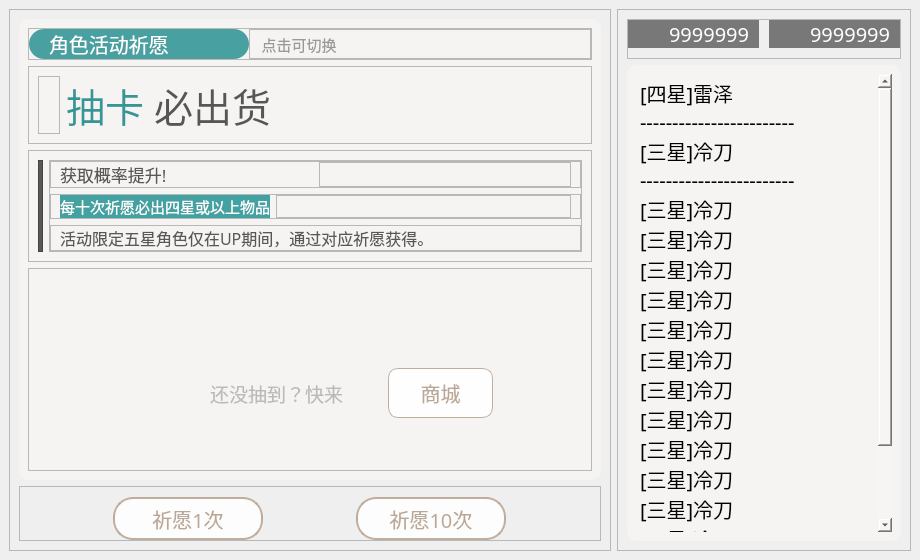
lswlc33/Yuanshen_Lottery_Simulator, file untitled.ui: the form before one commit.
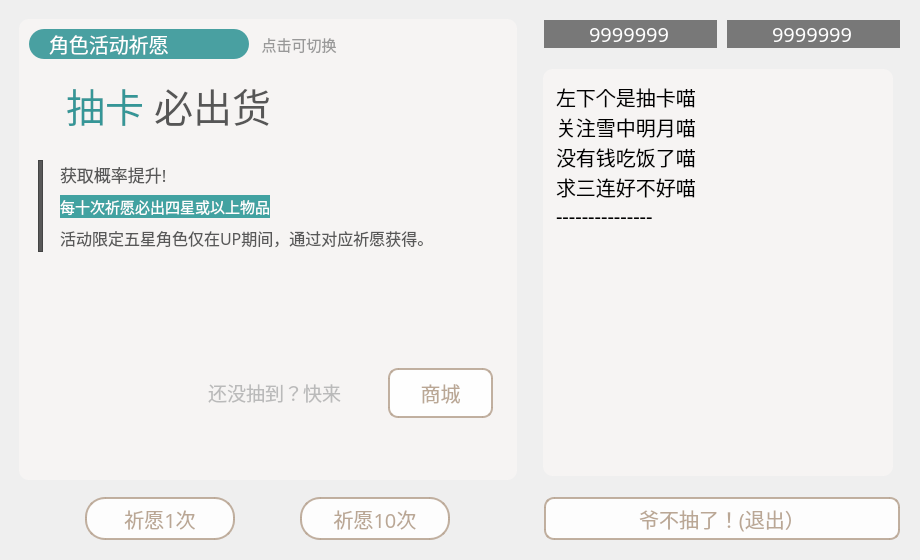
The form after the commit. Icons and pictures are not drawn.

Patch:
```diff
--- a/untitled.ui
+++ b/untitled.ui
@@ -59,6 +59,36 @@
    <property name="styleSheet">
     <string notr="true"/>
    </property>
+   <layout class="QGridLayout" name="gridLayout_2">
+    <property name="leftMargin">
+     <number>0</number>
+    </property>
+    <property name="topMargin">
+     <number>0</number>
+    </property>
+    <property name="rightMargin">
+     <number>0</number>
+    </property>
+    <property name="bottomMargin">
+     <number>0</number>
+    </property>
+    <property name="horizontalSpacing">
+     <number>0</number>
+    </property>
+    <item row="0" column="0">
+     <widget class="QFrame" name="frame_21">
+      <property name="styleSheet">
+       <string notr="true">#frame_21{
+	background-image: url(:/img/res/bg.png);
+	border-radius:20px;
+}</string>
+      </property>
+      <property name="frameShape">
+       <enum>QFrame::StyledPanel</enum>
+      </property>
+      <property name="frameShadow">
+       <enum>QFrame::Raised</enum>
+      </property>
    <layout class="QGridLayout" name="gridLayout">
     <property name="leftMargin">
      <number>0</number>
@@ -84,8 +114,8 @@
        </font>
       </property>
       <property name="styleSheet">
-       <string notr="true">#page_2{
-background-image: url(:/img/res/bg.png);
+          <string notr="true">QWidget{
+	background-color: rgba(255, 255, 255, 0);
 }</string>
       </property>
       <property name="currentIndex">
@@ -548,10 +578,18 @@
                   </font>
                  </property>
                  <property name="styleSheet">
-                  <string notr="true">background-color: rgba(255, 255, 255, 90%);
-color: rgb(186, 167, 149);
-border: 1px solid rgba(186, 167, 149, 90%);
-border-radius:10px;</string>
+                     <string notr="true">QPushButton{ 
+	background-color: rgba(255, 255, 255, 90%);
+	color: rgb(186, 167, 149);	
+	border: 2px solid rgba(186, 167, 149, 90%);
+	border-radius:10px;
+}
+QPushButton:hover{ 
+	background-color: rgb(239, 239, 239);
+}
+QPushButton::pressed{ 
+	background-color: rgb(222, 222, 222);
+}</string>
                  </property>
                  <property name="text">
                   <string>商城</string>
@@ -560,8 +598,8 @@
                 <widget class="QLabel" name="label">
                  <property name="geometry">
                   <rect>
-                   <x>182</x>
-                   <y>111</y>
+                      <x>180</x>
+                      <y>110</y>
                    <width>163</width>
                    <height>28</height>
                   </rect>
@@ -610,6 +648,20 @@
                <pointsize>1</pointsize>
               </font>
              </property>
+                <property name="styleSheet">
+                 <string notr="true">QPushButton{ 
+	background-color: rgba(255, 255, 255, 90%);
+	color: rgb(186, 167, 149);	
+	border: 2px solid rgba(186, 167, 149, 90%);
+	border-radius:20px;
+}
+QPushButton:hover{ 
+	background-color: rgb(239, 239, 239);
+}
+QPushButton::pressed{ 
+	background-color: rgb(222, 222, 222);
+}</string>
+                </property>
              <property name="frameShape">
               <enum>QFrame::StyledPanel</enum>
              </property>
@@ -653,10 +705,7 @@
                  </font>
                 </property>
                 <property name="styleSheet">
-                 <string notr="true">background-color: rgba(255, 255, 255, 90%);
-color: rgb(186, 167, 149);
-border: 2px solid rgba(186, 167, 149, 90%);
-border-radius:20px;</string>
+                    <string notr="true"/>
                 </property>
                 <property name="text">
                  <string>祈愿1次</string>
@@ -684,10 +733,7 @@
                  </font>
                 </property>
                 <property name="styleSheet">
-                 <string notr="true">background-color: rgba(255, 255, 255, 90%);
-color: rgb(186, 167, 149);
-border: 2px solid rgba(186, 167, 149, 90%);
-border-radius:20px;</string>
+                    <string notr="true"/>
                 </property>
                 <property name="text">
                  <string>祈愿10次</string>
@@ -702,13 +748,28 @@
         </item>
         <item>
          <widget class="QFrame" name="frame_27">
+             <property name="minimumSize">
+              <size>
+               <width>378</width>
+               <height>0</height>
+              </size>
+             </property>
+             <property name="maximumSize">
+              <size>
+               <width>378</width>
+               <height>16777215</height>
+              </size>
+             </property>
           <property name="frameShape">
            <enum>QFrame::StyledPanel</enum>
           </property>
           <property name="frameShadow">
            <enum>QFrame::Raised</enum>
           </property>
-          <layout class="QVBoxLayout" name="verticalLayout_3" stretch="0,1">
+             <layout class="QVBoxLayout" name="verticalLayout_3" stretch="0,1,0">
+              <property name="spacing">
+               <number>20</number>
+              </property>
            <item>
             <widget class="QFrame" name="frame_28">
              <property name="font">
@@ -737,7 +798,7 @@
                <number>0</number>
               </property>
               <property name="bottomMargin">
-               <number>10</number>
+                  <number>0</number>
               </property>
               <item>
                <widget class="QFrame" name="frame_32">
@@ -890,6 +951,18 @@
            </item>
            <item>
             <widget class="QFrame" name="frame_29">
+                <property name="minimumSize">
+                 <size>
+                  <width>350</width>
+                  <height>0</height>
+                 </size>
+                </property>
+                <property name="maximumSize">
+                 <size>
+                  <width>350</width>
+                  <height>16777215</height>
+                 </size>
+                </property>
              <property name="font">
               <font>
                <family>SimSun</family>
@@ -972,24 +1045,11 @@
                  <bool>true</bool>
                 </property>
                 <property name="plainText">
-                 <string>[四星]雷泽
-------------------------
-[三星]冷刀
-------------------------
-[三星]冷刀
-[三星]冷刀
-[三星]冷刀
-[三星]冷刀
-[三星]冷刀
-[三星]冷刀
-[三星]冷刀
-[三星]冷刀
-[三星]冷刀
-[三星]冷刀
-[三星]冷刀
-[三星]冷刀
-[三星]冷刀
-</string>
+                    <string>左下个是抽卡喵
+关注雪中明月喵
+没有钱吃饭了喵
+求三连好不好喵
+---------------</string>
                 </property>
                 <property name="overwriteMode">
                  <bool>false</bool>
@@ -999,6 +1059,66 @@
              </layout>
             </widget>
            </item>
+              <item>
+               <widget class="QFrame" name="frame_22">
+                <property name="frameShape">
+                 <enum>QFrame::StyledPanel</enum>
+                </property>
+                <property name="frameShadow">
+                 <enum>QFrame::Raised</enum>
+                </property>
+                <layout class="QHBoxLayout" name="horizontalLayout_17">
+                 <property name="spacing">
+                  <number>0</number>
+                 </property>
+                 <property name="leftMargin">
+                  <number>0</number>
+                 </property>
+                 <property name="topMargin">
+                  <number>0</number>
+                 </property>
+                 <property name="rightMargin">
+                  <number>0</number>
+                 </property>
+                 <property name="bottomMargin">
+                  <number>0</number>
+                 </property>
+                 <item>
+                  <widget class="QPushButton" name="pushButton_5">
+                   <property name="minimumSize">
+                    <size>
+                     <width>0</width>
+                     <height>43</height>
+                    </size>
+                   </property>
+                   <property name="font">
+                    <font>
+                     <family>SDK_SC_Web</family>
+                     <pointsize>15</pointsize>
+                    </font>
+                   </property>
+                   <property name="styleSheet">
+                    <string notr="true">QPushButton{ 
+	background-color: rgba(255, 255, 255, 90%);
+	color: rgb(186, 167, 149);	
+	border: 2px solid rgba(186, 167, 149, 90%);
+	border-radius:10px;
+}
+QPushButton:hover{ 
+	background-color: rgb(239, 239, 239);
+}
+QPushButton::pressed{ 
+	background-color: rgb(222, 222, 222);
+}</string>
+                   </property>
+                   <property name="text">
+                    <string>爷不抽了！(退出）</string>
+                   </property>
+                  </widget>
+                 </item>
+                </layout>
+               </widget>
+              </item>
           </layout>
          </widget>
         </item>
@@ -1883,6 +2003,9 @@
     </item>
    </layout>
   </widget>
+    </item>
+   </layout>
+  </widget>
  </widget>
  <resources>
   <include location="res.qrc"/>
```
Left out of the diff: 43 changed lines with no effect on the pictures. Lines whose indentation alone changed are shown as unchanged.
